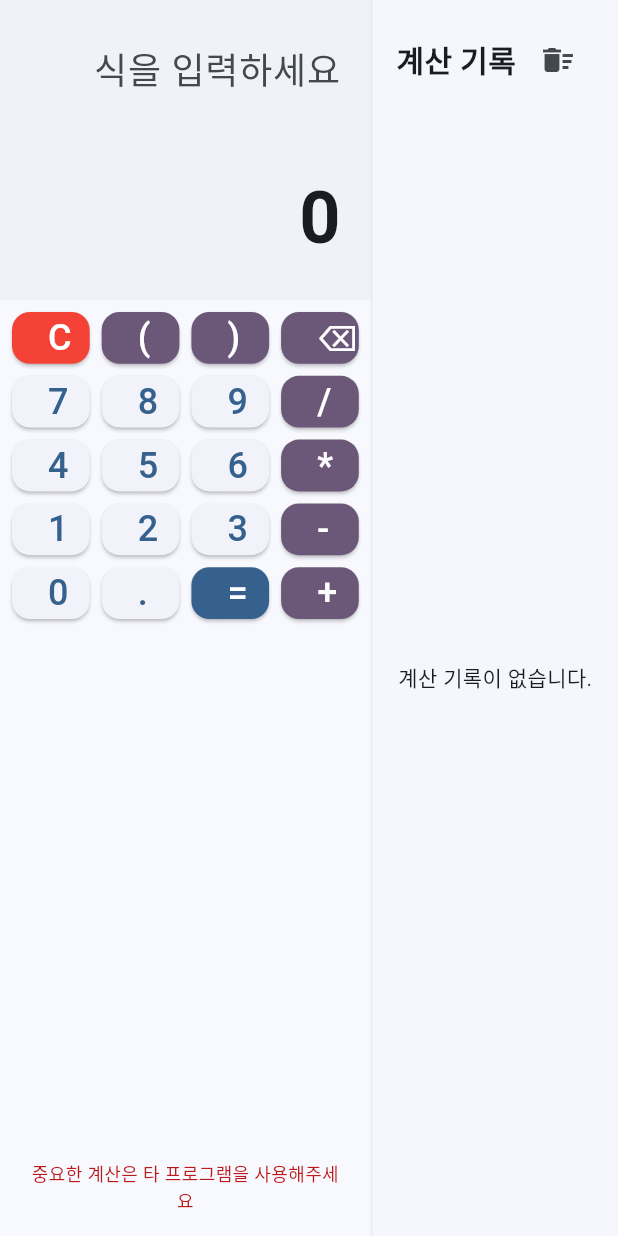
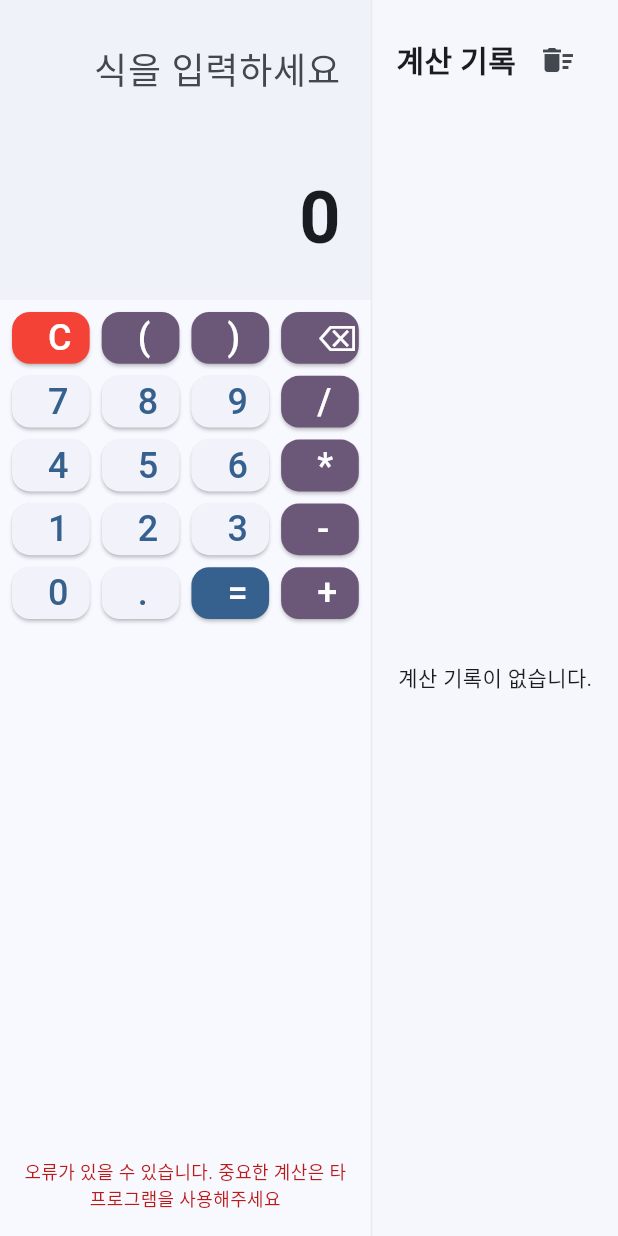
Before and after one commit to SKINIKE/todotools, a Flutter app: the CalculatorScreen screen opened directly, on a phone screen of 412 x 824 dp. Run offline on Flutter 3.47's test engine with Material 3 defaults, Android fonts, the light colour scheme and no system bars; our stand-ins replace drift, file_picker, flutter_markdown, flutter_riverpod, math_expressions, shared_preferences and 1 more; missing offline and left inert: flutter_reorderable_grid_view; accounts and stored records are empty; generated files the repository leaves out were written again.

Commit message:
문구 수정

```diff
--- a/lib/screens/calculator_screen.dart
+++ b/lib/screens/calculator_screen.dart
@@ -490,7 +490,7 @@ class _CalculatorScreenState extends ConsumerState<CalculatorScreen> {
                             Padding(
                               padding: const EdgeInsets.all(8.0),
                               child: Text(
-                                "중요한 계산은 타 프로그램을 사용해주세요",
+                                "오류가 있을 수 있습니다. 중요한 계산은 타 프로그램을 사용해주세요",
                                 style: TextStyle(
                                   color: Theme.of(context).colorScheme.error,
                                   fontSize: 12,
```
